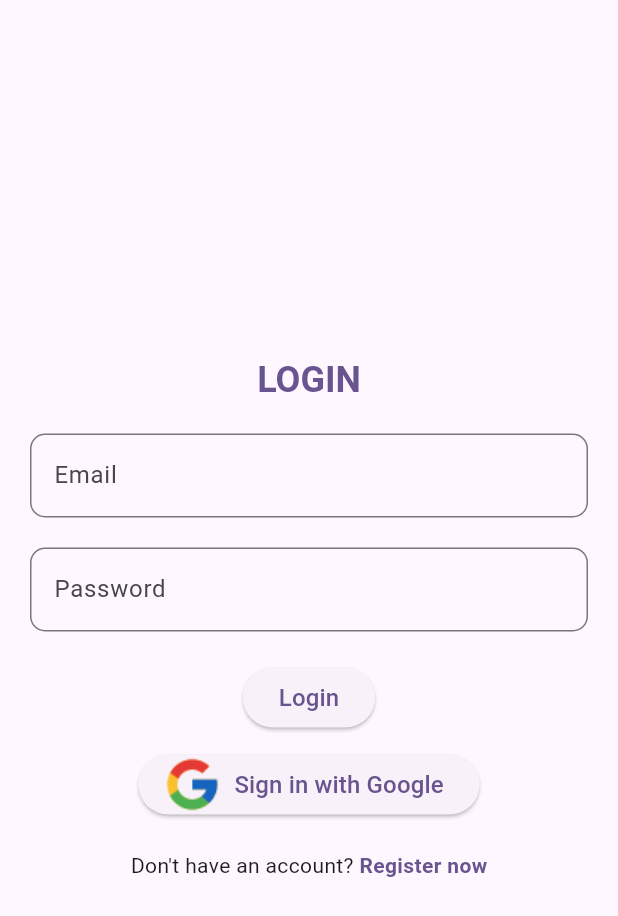
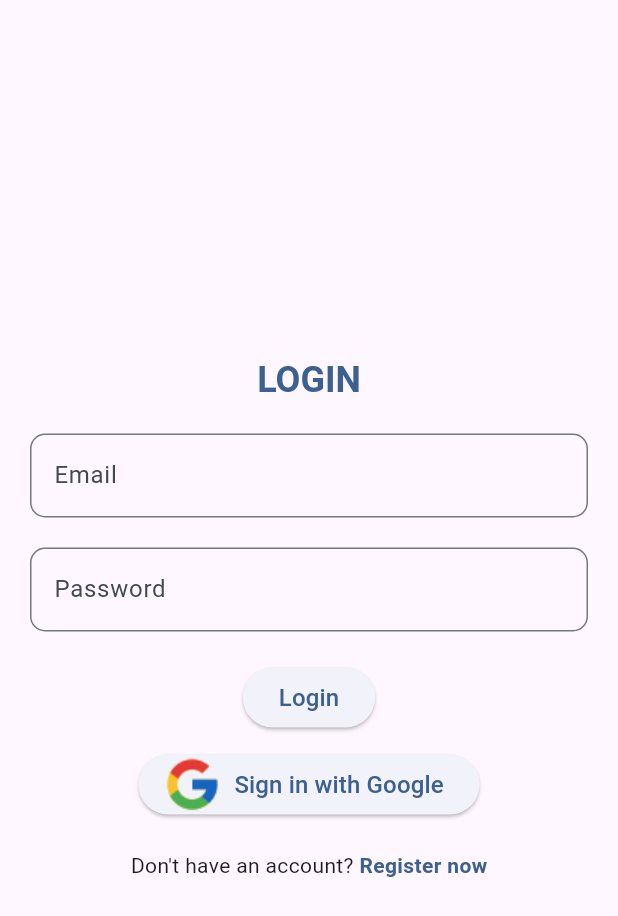
Before and after one commit to DarpanNeve/S-MPLE_2.4.2, a Flutter app: the screen it shows after launch, on a phone screen of 412 x 824 dp. Shown: the top 916 px of the screen. Run offline on Flutter 3.47's test engine with Material 3 defaults, Android fonts, the phone set to English and light mode, and no system bars; our stand-ins replace bloc, cloud_firestore, equatable, file_picker, firebase_auth, firebase_core and 5 more; missing offline and left inert: flutter_config; accounts and stored records are empty.

Commit message:
Theme added

```diff
--- a/lib/main.dart
+++ b/lib/main.dart
@@ -2,6 +2,7 @@ import 'package:firebase_core/firebase_core.dart';
 import 'package:flutter/material.dart';
 import 'package:flutter_config/flutter_config.dart';
 import 'package:medi_connect/src/feature/login/auth_service.dart';
+import 'package:medi_connect/src/utils/theme_data.dart';
 import 'firebase_options.dart';
 import 'package:location/location.dart';
 void main() async{
@@ -43,10 +44,9 @@ class MyApp extends StatelessWidget {
   Widget build(BuildContext context) {
     return MaterialApp(
       title: 'MediConnect',
-      theme: ThemeData(
-        colorScheme: ColorScheme.fromSeed(seedColor: Colors.deepPurple),
-        useMaterial3: true,
-      ),
+      themeMode: ThemeMode.system,
+      theme:lightTheme,
+      darkTheme: darkTheme,
       home:AuthService().handleAuthState(),
     );
   }
```
Also changed, not shown: lib/src/utils/theme_data.dart (+0 -23 lines).
